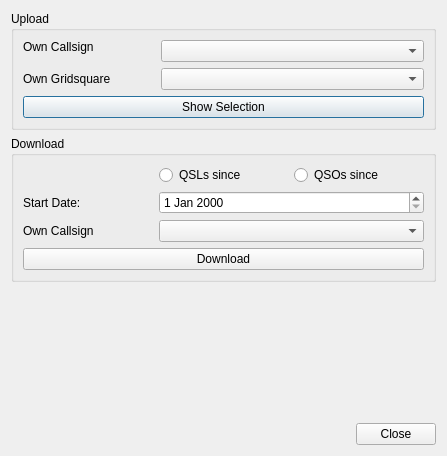
k5mcd/QLog, file ui/LotwDialog.ui: the form before one commit.
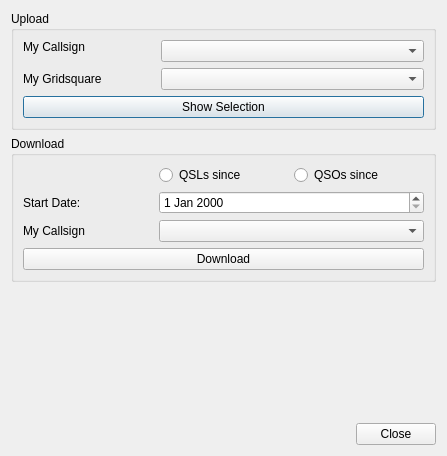
The form after the commit.

```diff
--- a/ui/LotwDialog.ui
+++ b/ui/LotwDialog.ui
@@ -23,14 +23,14 @@
       <item row="0" column="0">
        <widget class="QLabel" name="myCallsignLabel">
         <property name="text">
-         <string>Own Callsign</string>
+         <string>My Callsign</string>
         </property>
        </widget>
       </item>
       <item row="2" column="0">
        <widget class="QLabel" name="myGridLabel">
         <property name="text">
-         <string>Own Gridsquare</string>
+         <string>My Gridsquare</string>
         </property>
        </widget>
       </item>
@@ -85,7 +85,7 @@
         <item row="2" column="0">
          <widget class="QLabel" name="stationLabel">
           <property name="text">
-           <string>Own Callsign</string>
+           <string>My Callsign</string>
           </property>
          </widget>
         </item>
```
